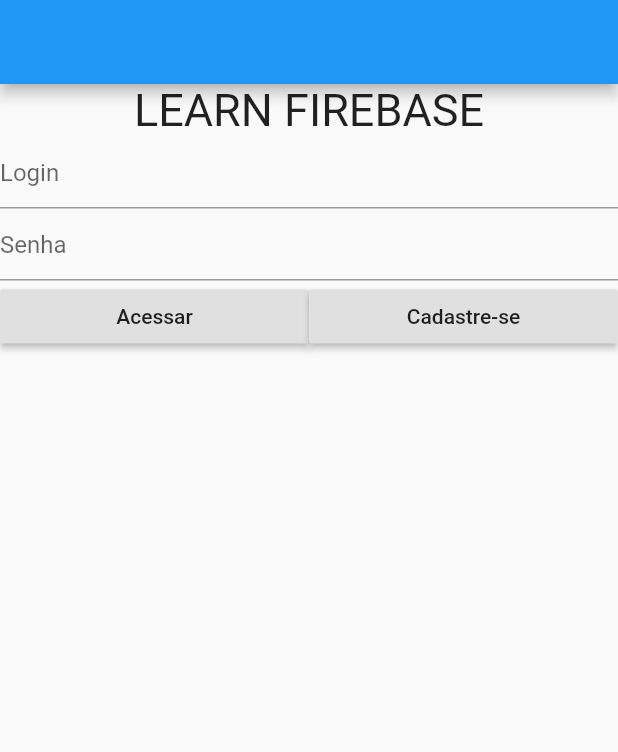
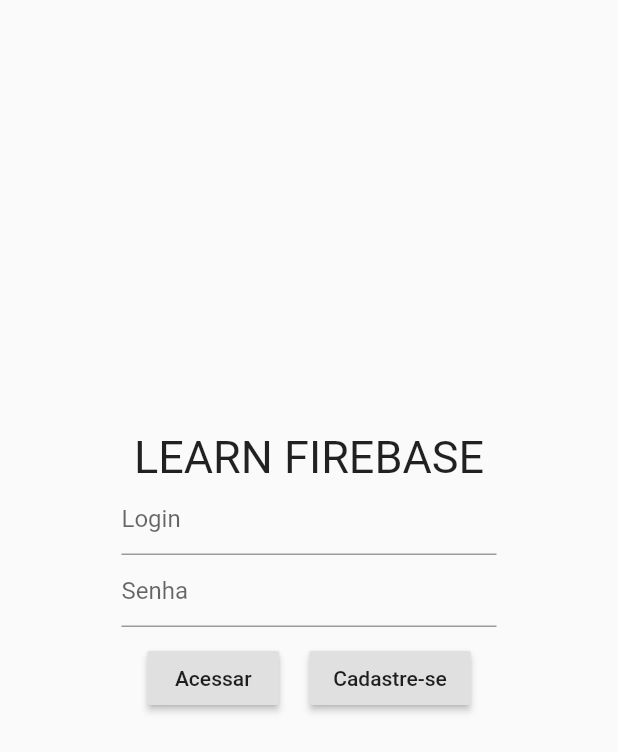
Before and after one commit to emersonleo/Firebase, a Flutter app: the screen it shows after launch, on a phone screen of 412 x 824 dp. Shown: the top 752 px of the screen. Run offline on Flutter 3.47's test engine with Material 2 defaults, Android fonts, the phone set to English and light mode, and no system bars.

Commit message:
centralizando e organizando melhor os elementos

```diff
--- a/lib/main.dart
+++ b/lib/main.dart
@@ -22,7 +22,14 @@ class MyApp extends StatelessWidget {
 class MyHomePage extends StatelessWidget {
   @override
   Widget build(BuildContext context) {
-    return Scaffold(appBar: AppBar(), body: HomeColumn());
+    return Scaffold(
+        body: Center(
+      child: Container(
+        width: 250,
+        height: 250,
+        child: HomeColumn(),
+      ),
+    ));
   }
 }
 
@@ -50,13 +57,15 @@ class HomeColumn extends StatelessWidget {
         Row(
           mainAxisSize: MainAxisSize.min,
           children: <Widget>[
-            Expanded(
+            Container(
+              margin: EdgeInsets.all(10),
               child: RaisedButton(
                 onPressed: () {},
                 child: Text("Acessar"),
               ),
             ),
-            Expanded(
+            Container(
+              margin: EdgeInsets.all(10),
               child: RaisedButton(
                 onPressed: () {},
                 child: Text("Cadastre-se"),
```
